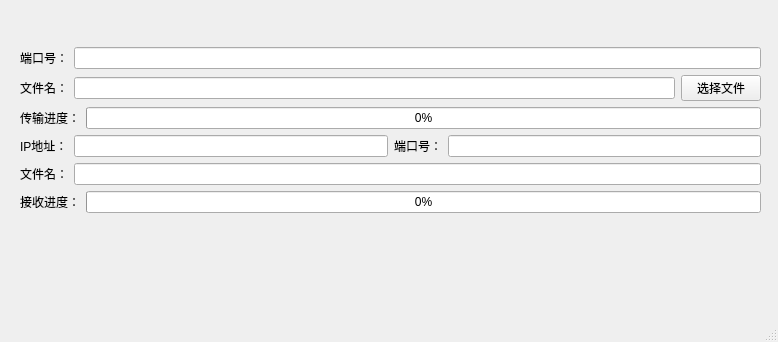
Qt form src/FTP.ui (paipaipai666/FTP) before a commit; both pictures show x 0 to 778 and y 209 to 551 of the 778 by 551 pixel window.
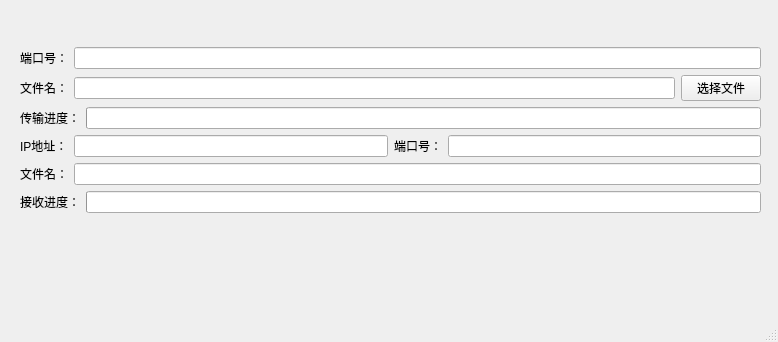
The same form after that commit.

Patch:
```diff
--- a/src/FTP.ui
+++ b/src/FTP.ui
@@ -95,6 +95,9 @@
              <property name="value">
               <number>0</number>
              </property>
+             <property name="format">
+              <string/>
+             </property>
             </widget>
            </item>
           </layout>
@@ -155,6 +158,9 @@
              <property name="value">
               <number>0</number>
              </property>
+             <property name="format">
+              <string/>
+             </property>
             </widget>
            </item>
           </layout>
```
